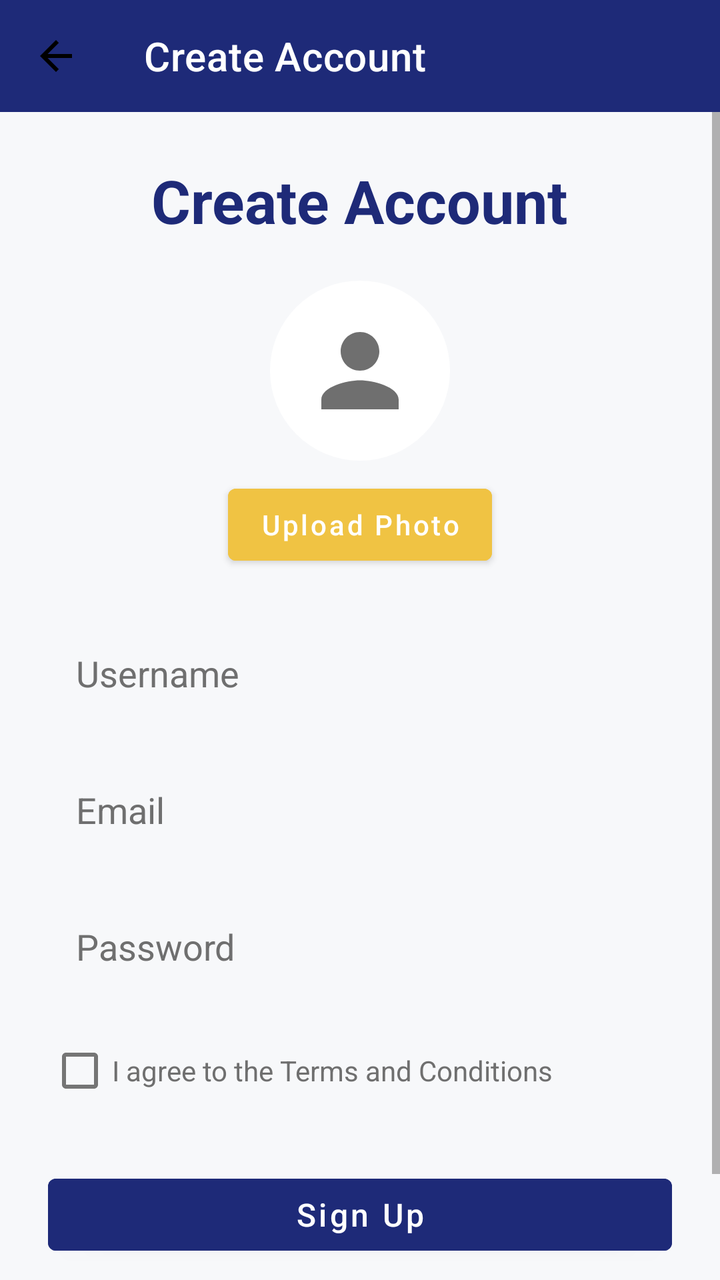
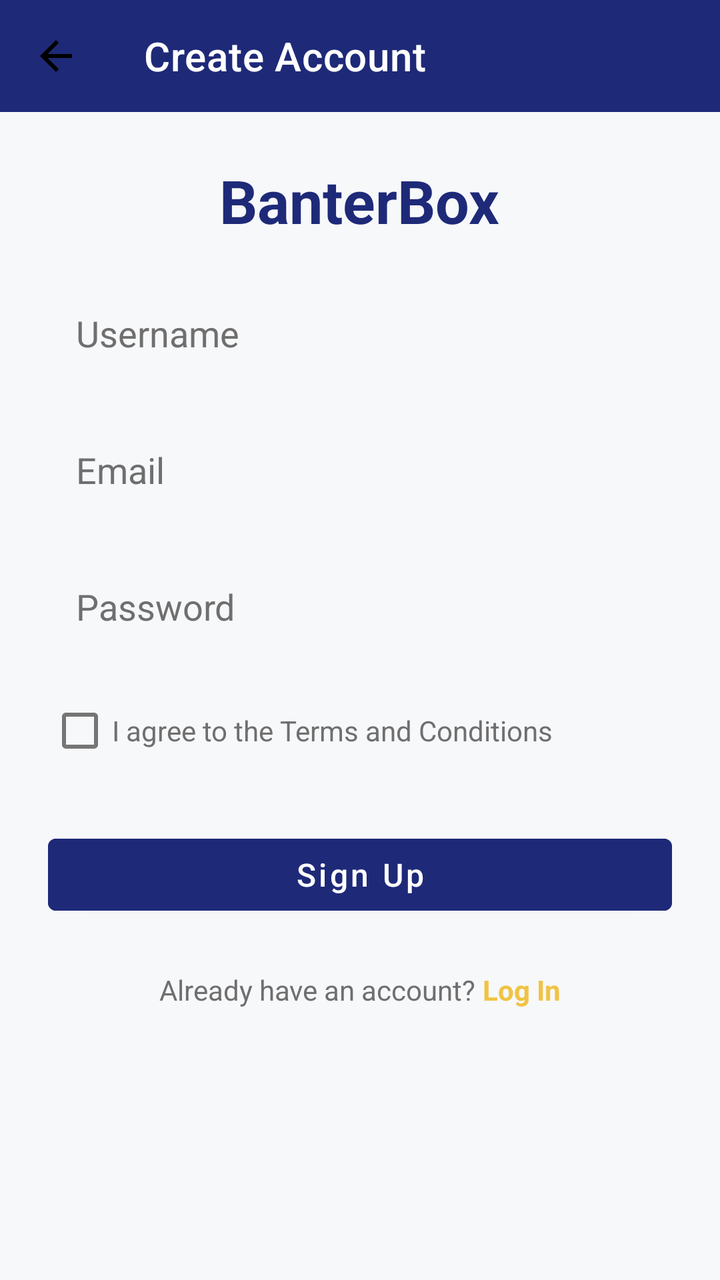

Two renders of the same Android screen: before a commit and after it. Below are the layout's source before the change and the commit's diff.
<!-- AndroidManifest.xml: application theme Theme.MainApplication -->
<!-- res/layout/activity_signup.xml -->
<?xml version="1.0" encoding="utf-8"?>
<LinearLayout xmlns:android="http://schemas.android.com/apk/res/android"
    xmlns:app="http://schemas.android.com/apk/res-auto"
    xmlns:tools="http://schemas.android.com/tools"
    android:layout_width="match_parent"
    android:layout_height="match_parent"
    android:orientation="vertical"
    android:background="@color/colorBackground"
    tools:context=".SignupActivity">

    
    <com.google.android.material.appbar.MaterialToolbar
        android:id="@+id/toolbar"
        android:layout_width="match_parent"
        android:layout_height="?attr/actionBarSize"
        android:background="?attr/colorPrimary"
        app:title="Create Account"
        app:titleTextColor="@android:color/white"
        app:navigationIcon="@drawable/ic_arrow_back_24"
        app:navigationContentDescription="Back" />

    
    <ScrollView
        android:layout_width="match_parent"
        android:layout_height="match_parent"
        android:fillViewport="true">

        <LinearLayout
            android:layout_width="match_parent"
            android:layout_height="wrap_content"
            android:orientation="vertical"
            android:padding="24dp"
            android:gravity="center_horizontal">

            
            <TextView
                android:id="@+id/tvSignupTitle"
                android:layout_width="wrap_content"
                android:layout_height="wrap_content"
                android:text="Create Account"
                android:textSize="30sp"
                android:textStyle="bold"
                android:textColor="@color/colorPrimary"
                android:layout_marginBottom="20dp" />

            
            <ImageView
                android:id="@+id/imgProfile"
                android:layout_width="90dp"
                android:layout_height="90dp"
                android:src="@drawable/ic_person"
                android:background="@drawable/circle_bg"
                android:padding="16dp"
                android:layout_marginBottom="8dp" />

            <Button
                android:id="@+id/btnUploadPic"
                android:layout_width="wrap_content"
                android:layout_height="wrap_content"
                android:text="Upload Photo"
                android:textAllCaps="false"
                android:textColor="@android:color/white"
                android:backgroundTint="@color/colorAccent"
                android:layout_marginBottom="24dp" />

            
            <EditText
                android:id="@+id/etUsernameSignup"
                android:layout_width="match_parent"
                android:layout_height="wrap_content"
                android:hint="Username"
                android:background="@drawable/rounded_input_bg"
                android:padding="14dp"
                android:textColor="@color/colorTextPrimary"
                android:textColorHint="@color/colorTextSecondary"
                android:layout_marginBottom="16dp" />

            
            <EditText
                android:id="@+id/etEmailSignup"
                android:layout_width="match_parent"
                android:layout_height="wrap_content"
                android:hint="Email"
                android:inputType="textEmailAddress"
                android:background="@drawable/rounded_input_bg"
                android:padding="14dp"
                android:textColor="@color/colorTextPrimary"
                android:textColorHint="@color/colorTextSecondary"
                android:layout_marginBottom="16dp" />

            
            <EditText
                android:id="@+id/etPasswordSignup"
                android:layout_width="match_parent"
                android:layout_height="wrap_content"
                android:hint="Password"
                android:inputType="textPassword"
                android:background="@drawable/rounded_input_bg"
                android:padding="14dp"
                android:textColor="@color/colorTextPrimary"
                android:textColorHint="@color/colorTextSecondary"
                android:layout_marginBottom="12dp" />

            
            <CheckBox
                android:id="@+id/checkBox"
                android:layout_width="match_parent"
                android:layout_height="wrap_content"
                android:text="I agree to the Terms and Conditions"
                android:textColor="@color/colorTextSecondary"
                android:layout_marginBottom="24dp" />

            
            <Button
                android:id="@+id/btSignup"
                android:layout_width="match_parent"
                android:layout_height="wrap_content"
                android:text="Sign Up"
                android:textAllCaps="false"
                android:textColor="@android:color/white"
                android:textSize="16sp"
                android:backgroundTint="@color/colorPrimary"
                android:layout_marginBottom="16dp" />

            
            <LinearLayout
                android:layout_width="wrap_content"
                android:layout_height="wrap_content"
                android:orientation="horizontal"
                android:layout_marginTop="8dp">

                <TextView
                    android:layout_width="wrap_content"
                    android:layout_height="wrap_content"
                    android:text="Already have an account?"
                    android:textColor="@color/colorTextSecondary"
                    android:textSize="14sp" />

                <TextView
                    android:id="@+id/tvBackToLogin"
                    android:layout_width="wrap_content"
                    android:layout_height="wrap_content"
                    android:text=" Log In"
                    android:textColor="@color/colorAccent"
                    android:textStyle="bold"
                    android:textSize="14sp" />
            </LinearLayout>
        </LinearLayout>
    </ScrollView>

</LinearLayout>
<!-- resources referenced by this layout -->
<resources>
  <color name="colorAccent">#F0C343</color>
  <color name="colorBackground">#F7F8FA</color>
  <color name="colorPrimary">#1E2A78</color>
  <color name="colorTextPrimary">#1B1B1B</color>
  <color name="colorTextSecondary">#6F6F6F</color>
  <!-- drawable circle_bg (drawable) -->
  <shape xmlns:android="http://schemas.android.com/apk/res/android"
      android:shape="oval">
      <solid android:color="@color/colorSurface" />
      <size android:width="90dp" android:height="90dp" />
  </shape>
  <!-- drawable ic_arrow_back_24 (drawable) -->
  <vector xmlns:android="http://schemas.android.com/apk/res/android" android:autoMirrored="true" android:height="24dp" android:tint="#000000" android:viewportHeight="24" android:viewportWidth="24" android:width="24dp">
        
      <path android:fillColor="@android:color/white" android:pathData="M20,11H7.83l5.59,-5.59L12,4l-8,8 8,8 1.41,-1.41L7.83,13H20v-2z"/>
      
  </vector>
  <!-- drawable ic_person (drawable) -->
  <vector xmlns:android="http://schemas.android.com/apk/res/android"
      android:width="24dp"
      android:height="24dp"
      android:viewportWidth="24"
      android:viewportHeight="24">
      <path
          android:fillColor="@color/colorTextSecondary"
          android:pathData="M12,12c2.21,0,4,-1.79,4,-4s-1.79,-4,-4,-4 -4,1.79,-4,4 1.79,4,4,4zM12,14c-2.67,0,-8,1.34,-8,4v2h16v-2c0,-2.66,-5.33,-4,-8,-4z" />
  </vector>
  <!-- drawable rounded_input_bg (drawable) -->
  <?xml version="1.0" encoding="utf-8"?>
  <selector xmlns:android="http://schemas.android.com/apk/res/android">
      <shape xmlns:android="http://schemas.android.com/apk/res/android" android:shape="rectangle">
          <solid android:color="@color/colorSecondary" />
          <corners android:radius="24dp" />
          <padding
              android:left="12dp"
              android:top="8dp"
              android:right="12dp"
              android:bottom="8dp" />
      </shape>
  
  </selector>
  <style name="Theme.MainApplication" parent="Theme.MaterialComponents.DayNight.NoActionBar">
          
          <item name="colorPrimary">@color/colorPrimary</item>
          <item name="colorPrimaryVariant">@color/colorPrimaryVariant</item>
          <item name="colorAccent">@color/colorAccent</item>
          <item name="colorOnPrimary">@android:color/white</item>
  
          
          <item name="android:colorBackground">@color/colorBackground</item>
          <item name="colorSurface">@color/colorSurface</item>
  
          
          <item name="android:textColorPrimary">@color/colorTextPrimary</item>
          <item name="android:textColorSecondary">@color/colorTextSecondary</item>
  
          
          <item name="android:statusBarColor">@color/colorPrimaryVariant</item>
          <item name="android:navigationBarColor">@color/colorPrimaryVariant</item>
  
          
          <item name="toolbarStyle">@style/Widget.CustomToolbar</item>
      </style>
  <color name="colorSurface">#FFFFFF</color>
  <color name="colorSecondary">#E9E7FF</color>
  <color name="colorPrimaryVariant">#3700B3</color>
  <style name="Widget.CustomToolbar" parent="Widget.MaterialComponents.Toolbar">
          <item name="android:background">@color/colorPrimary</item>
          <item name="titleTextColor">@android:color/white</item>
          <item name="subtitleTextColor">@color/colorSecondary</item>
      </style>
</resources>

<!-- the commit's change to res/layout/activity_signup.xml (unified diff, before → after) -->
@@ -8,7 +8,6 @@
     android:background="@color/colorBackground"
     tools:context=".SignupActivity">
 
-    
     <com.google.android.material.appbar.MaterialToolbar
         android:id="@+id/toolbar"
         android:layout_width="match_parent"
@@ -19,7 +18,6 @@
         app:navigationIcon="@drawable/ic_arrow_back_24"
         app:navigationContentDescription="Back" />
 
-    
     <ScrollView
         android:layout_width="match_parent"
         android:layout_height="match_parent"
@@ -32,36 +30,15 @@
             android:padding="24dp"
             android:gravity="center_horizontal">
 
-            
             <TextView
                 android:id="@+id/tvSignupTitle"
                 android:layout_width="wrap_content"
                 android:layout_height="wrap_content"
-                android:text="Create Account"
+                android:layout_marginBottom="20dp"
+                android:text="BanterBox"
+                android:textColor="@color/colorPrimary"
                 android:textSize="30sp"
-                android:textStyle="bold"
-                android:textColor="@color/colorPrimary"
-                android:layout_marginBottom="20dp" />
-
-            
-            <ImageView
-                android:id="@+id/imgProfile"
-                android:layout_width="90dp"
-                android:layout_height="90dp"
-                android:src="@drawable/ic_person"
-                android:background="@drawable/circle_bg"
-                android:padding="16dp"
-                android:layout_marginBottom="8dp" />
-
-            <Button
-                android:id="@+id/btnUploadPic"
-                android:layout_width="wrap_content"
-                android:layout_height="wrap_content"
-                android:text="Upload Photo"
-                android:textAllCaps="false"
-                android:textColor="@android:color/white"
-                android:backgroundTint="@color/colorAccent"
-                android:layout_marginBottom="24dp" />
+                android:textStyle="bold" />
 
             
             <EditText
@@ -147,5 +124,4 @@
             </LinearLayout>
         </LinearLayout>
     </ScrollView>
-
 </LinearLayout>
<!-- resource entries referenced after the edit -->
@@ -5,27 +5,11 @@
   <color name="colorPrimary">#1E2A78</color>
   <color name="colorTextPrimary">#1B1B1B</color>
   <color name="colorTextSecondary">#6F6F6F</color>
-  <!-- drawable circle_bg (drawable) -->
-  <shape xmlns:android="http://schemas.android.com/apk/res/android"
-      android:shape="oval">
-      <solid android:color="@color/colorSurface" />
-      <size android:width="90dp" android:height="90dp" />
-  </shape>
   <!-- drawable ic_arrow_back_24 (drawable) -->
   <vector xmlns:android="http://schemas.android.com/apk/res/android" android:autoMirrored="true" android:height="24dp" android:tint="#000000" android:viewportHeight="24" android:viewportWidth="24" android:width="24dp">
         
       <path android:fillColor="@android:color/white" android:pathData="M20,11H7.83l5.59,-5.59L12,4l-8,8 8,8 1.41,-1.41L7.83,13H20v-2z"/>
       
-  </vector>
-  <!-- drawable ic_person (drawable) -->
-  <vector xmlns:android="http://schemas.android.com/apk/res/android"
-      android:width="24dp"
-      android:height="24dp"
-      android:viewportWidth="24"
-      android:viewportHeight="24">
-      <path
-          android:fillColor="@color/colorTextSecondary"
-          android:pathData="M12,12c2.21,0,4,-1.79,4,-4s-1.79,-4,-4,-4 -4,1.79,-4,4 1.79,4,4,4zM12,14c-2.67,0,-8,1.34,-8,4v2h16v-2c0,-2.66,-5.33,-4,-8,-4z" />
   </vector>
   <!-- drawable rounded_input_bg (drawable) -->
   <?xml version="1.0" encoding="utf-8"?>
